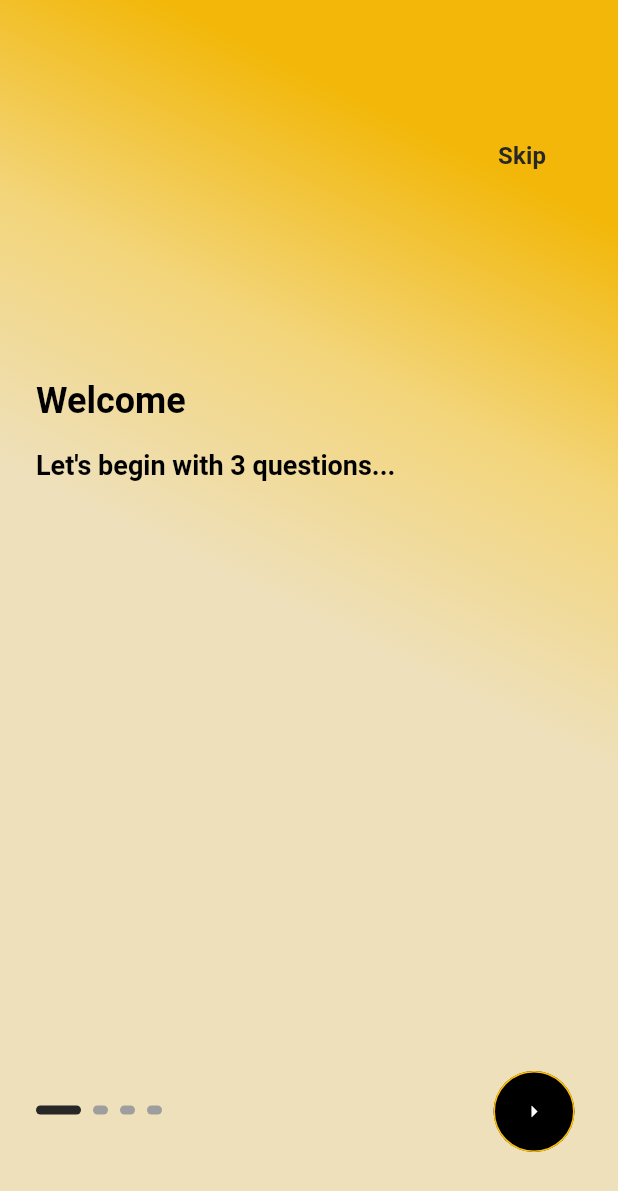
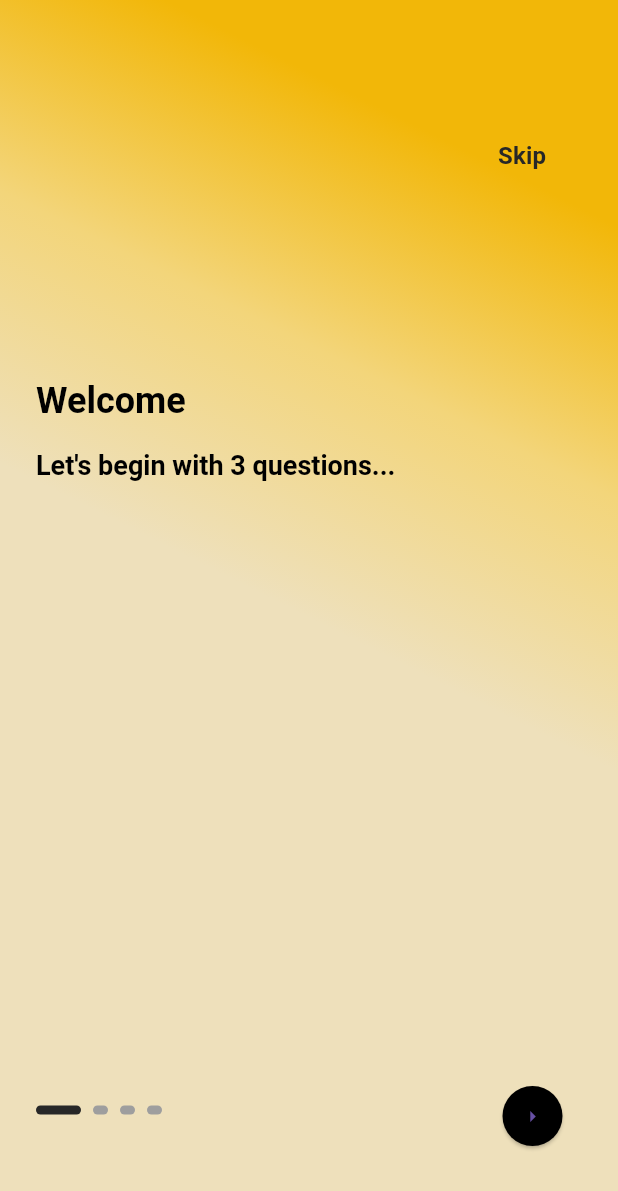
Before and after one commit to Vaishnavi-N-R/simulator, a Flutter app: the screen it shows after launch, on a phone screen of 412 x 824 dp. Shown: the top 1191 px of the screen. Run offline on Flutter 3.47's test engine with Material 3 defaults, Android fonts, the phone set to English and light mode, and no system bars; drawn by our look-alikes of smooth_page_indicator; our stand-ins replace animated_splash_screen, get, lottie; Roboto replaces fonts that are missing (Poppins); project files that could hold a hidden picture were left out.

Commit message:
quiz design completed

```diff
--- a/lib/components/learn_detail_screen.dart
+++ b/lib/components/learn_detail_screen.dart
@@ -38,7 +38,9 @@ class LearnDetailScreen extends StatelessWidget {
 
         Text(
           removeHtmlTags(content),
-          style: TTextTheme.lightTextTheme.bodySmall,
+          style: Get.isDarkMode
+              ? TTextTheme.darkTextTheme.bodySmall
+              : TTextTheme.lightTextTheme.bodySmall,
         ),
       ],
     );
--- a/lib/constants/data.dart
+++ b/lib/constants/data.dart
@@ -1,3 +1,3 @@
 class Data {
-  static const BASE_URL = 'http://192.168.1.12:8000/api/v1';
+  static const BASE_URL = 'http://192.168.1.14:8000/api/v1';
 }
--- a/lib/theme/custom_themes/elevated_button_theme.dart
+++ b/lib/theme/custom_themes/elevated_button_theme.dart
@@ -3,31 +3,29 @@ import 'package:flutter/material.dart';
 class TElevatedButtonTheme {
   TElevatedButtonTheme._();
 
-  static final lightElevatedButtonTheme=ElevatedButtonThemeData(
-    style: ElevatedButton.styleFrom(
+  static ButtonStyle lightElevatedButtonTheme= ElevatedButton.styleFrom(
+      elevation: 0,
+      foregroundColor: Colors.black,
+      backgroundColor: Colors.amber,
+      disabledForegroundColor: Colors.black,
+      disabledBackgroundColor: Colors.amber,
+      side: const BorderSide(color: Color.fromARGB(255, 147, 118, 29),),
+      padding: const EdgeInsets.symmetric(vertical: 18),
+      textStyle: const TextStyle(fontSize: 16, color: Colors.white,fontWeight: FontWeight.w600),
+      shape: RoundedRectangleBorder(borderRadius: BorderRadius.circular(12))
+
+  );
+
+   static ButtonStyle darkElevatedButtonTheme= ElevatedButton.styleFrom(
       elevation: 0,
       foregroundColor: Colors.white,
-      backgroundColor: Colors.amber,
-      disabledForegroundColor: Colors.grey,
-      disabledBackgroundColor: Colors.amber,
+      backgroundColor: const Color.fromARGB(255, 147, 118, 29),
+      disabledForegroundColor: Colors.white,
+      disabledBackgroundColor:Color.fromARGB(255, 147, 118, 29),
       side: const BorderSide(color: Colors.amber),
       padding: const EdgeInsets.symmetric(vertical: 18),
       textStyle: const TextStyle(fontSize: 16, color: Colors.white,fontWeight: FontWeight.w600),
       shape: RoundedRectangleBorder(borderRadius: BorderRadius.circular(12))
-    )
-  );
 
-   static final darkElevatedButtonTheme=ElevatedButtonThemeData(
-    style: ElevatedButton.styleFrom(
-      elevation: 0,
-      foregroundColor: Colors.white,
-      backgroundColor: Colors.amber,
-      disabledForegroundColor: Colors.grey,
-      disabledBackgroundColor: Colors.grey,
-      side: const BorderSide(color: Colors.amber),
-      padding: const EdgeInsets.symmetric(vertical: 18),
-      textStyle: const TextStyle(fontSize: 16, color: Colors.white,fontWeight: FontWeight.w600),
-      shape: RoundedRectangleBorder(borderRadius: BorderRadius.circular(12))
-    )
   );
 }
--- /dev/null
+++ b/lib/theme/custom_themes/snackbar_theme.dart
@@ -0,0 +1,24 @@
+import 'package:flutter/material.dart';
+
+class TSnackbarTheme {
+  TSnackbarTheme._();
+
+  static SnackBarThemeData lightSnackBarTheme = SnackBarThemeData(
+    backgroundColor: const Color.fromARGB(255, 238, 188, 184),
+    contentTextStyle: const TextStyle(color: Colors.black),
+    shape: RoundedRectangleBorder(
+      borderRadius: BorderRadius.circular(8),
+    ),
+    behavior: SnackBarBehavior
+        .floating, // Makes the Snackbar float above other content
+  );
+
+  static SnackBarThemeData darkSnackBarTheme = SnackBarThemeData(
+    backgroundColor: Colors.red[700],
+    contentTextStyle: const TextStyle(color: Colors.white),
+    shape: RoundedRectangleBorder(
+      borderRadius: BorderRadius.circular(8),
+    ),
+    behavior: SnackBarBehavior.floating,
+  );
+}
--- a/lib/theme/theme.dart
+++ b/lib/theme/theme.dart
@@ -6,6 +6,7 @@ import 'package:trade_simulator/theme/custom_themes/checkbox_theme.dart';
 import 'package:trade_simulator/theme/custom_themes/chip_theme.dart';
 import 'package:trade_simulator/theme/custom_themes/elevated_button_theme.dart';
 import 'package:trade_simulator/theme/custom_themes/outlined_button_theme.dart';
+import 'package:trade_simulator/theme/custom_themes/snackbar_theme.dart';
 import 'package:trade_simulator/theme/custom_themes/text_field_theme.dart';
 import 'package:trade_simulator/theme/custom_themes/text_theme.dart';
 
@@ -23,9 +24,9 @@ class TAppTheme {
       appBarTheme: TAppBarTheme.lightAppBarTheme,
       checkboxTheme: TCheckboxTheme.lightCheckboxTheme,
       bottomSheetTheme: TBottomSheetTheme.lightBottomSheetTheme,
-      elevatedButtonTheme: TElevatedButtonTheme.lightElevatedButtonTheme,
       outlinedButtonTheme: TOutlinedButtonTheme.lightOutlinedButtonTheme,
-      inputDecorationTheme: TTextFormFieldTheme.lightInputDecorationTheme);
+      inputDecorationTheme: TTextFormFieldTheme.lightInputDecorationTheme,
+      snackBarTheme: TSnackbarTheme.lightSnackBarTheme);
   static ThemeData darkTheme = ThemeData(
       useMaterial3: true,
       fontFamily: 'Poppins',
@@ -37,7 +38,7 @@ class TAppTheme {
       appBarTheme: TAppBarTheme.darkAppBarTheme,
       checkboxTheme: TCheckboxTheme.darkCheckboxTheme,
       bottomSheetTheme: TBottomSheetTheme.darkBottomSheetTheme,
-      elevatedButtonTheme: TElevatedButtonTheme.darkElevatedButtonTheme,
       outlinedButtonTheme: TOutlinedButtonTheme.darkOutlinedButtonTheme,
-      inputDecorationTheme: TTextFormFieldTheme.darkInputDecorationTheme);
+      inputDecorationTheme: TTextFormFieldTheme.darkInputDecorationTheme,
+      snackBarTheme: TSnackbarTheme.darkSnackBarTheme);
 }
```
Also changed, not shown: lib/components/quiz_dialog.dart (added, +108 -0 lines), lib/controllers/quiz_controller.dart (added, +20 -0 lines), lib/screens/learn_details.dart (+15 -7 lines).
